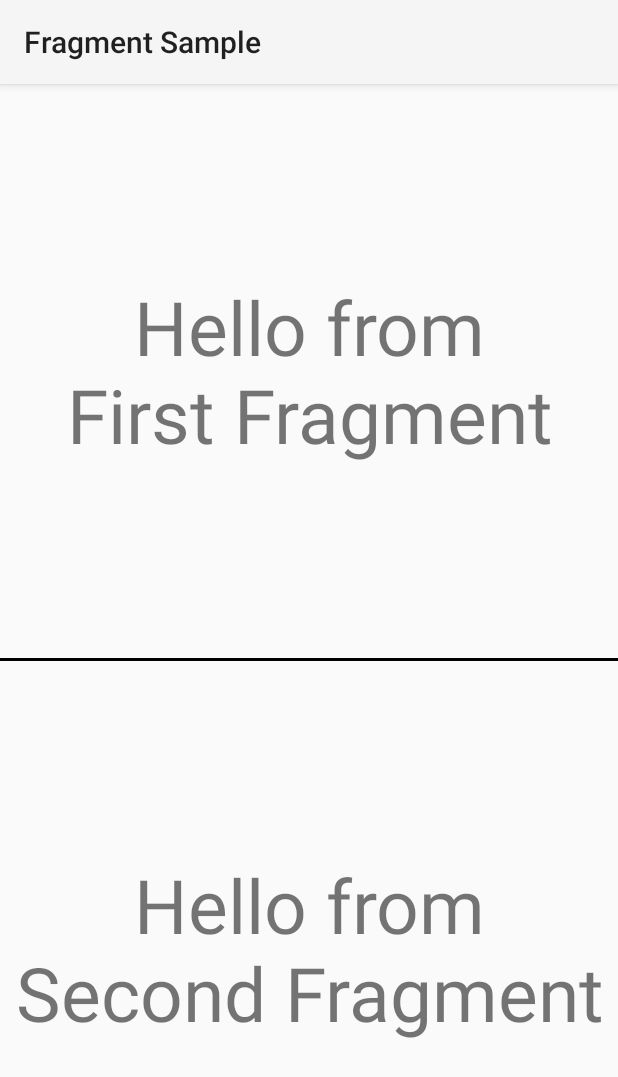
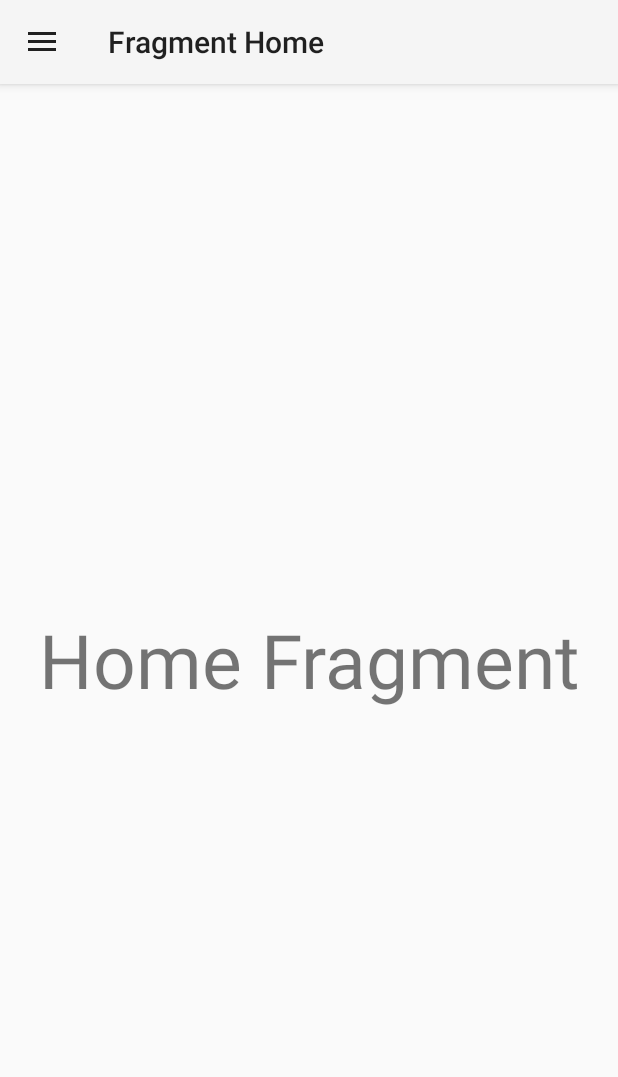
Before and after one commit to imjover/NavigationSample, an Android app: the screen it shows after launch (MainActivity), on a phone screen of 412 x 824 dp. Shown: the top 1077 px of the screen. Run offline under Robolectric (Android 15) with nearby library versions, the phone set to English and light mode, and no system bars; our stand-ins replace navigation-ui.

Commit message:
Implement drawer

```diff
--- a/app/build.gradle.kts
+++ b/app/build.gradle.kts
@@ -53,6 +53,10 @@ dependencies {
     androidTestImplementation(libs.androidx.espresso.core)
 
     val fragment_version = "1.8.5"
-    // Java language implementation
     implementation("androidx.fragment:fragment-ktx:$fragment_version")
+
+    val nav_version = "2.8.6"
+    api("androidx.navigation:navigation-fragment-ktx:$nav_version")
+    api("androidx.navigation:navigation-ui-ktx:$nav_version")
+    api("androidx.navigation:navigation-dynamic-features-fragment:$nav_version")
 }
--- /dev/null
+++ b/app/src/main/java/com/example/myapplication/HomeFragment.kt
@@ -0,0 +1,6 @@
+package com.example.myapplication
+
+import androidx.fragment.app.Fragment
+
+class HomeFragment : Fragment(R.layout.fragment_home) {
+}
--- a/app/src/main/java/com/example/myapplication/MainActivity.kt
+++ b/app/src/main/java/com/example/myapplication/MainActivity.kt
@@ -2,10 +2,35 @@ package com.example.myapplication
 
 import android.os.Bundle
 import androidx.appcompat.app.AppCompatActivity
+import androidx.drawerlayout.widget.DrawerLayout
+import androidx.navigation.findNavController
+import androidx.navigation.fragment.NavHostFragment
+import androidx.navigation.ui.AppBarConfiguration
+import androidx.navigation.ui.navigateUp
+import androidx.navigation.ui.setupActionBarWithNavController
+import androidx.navigation.ui.setupWithNavController
+import com.google.android.material.navigation.NavigationView
+
 
 class MainActivity : AppCompatActivity() {
+    private lateinit var appBarConfiguration: AppBarConfiguration
+
     override fun onCreate(savedInstanceState: Bundle?) {
         super.onCreate(savedInstanceState)
         setContentView(R.layout.activity_main)
+        val drawerLayout = findViewById<DrawerLayout>(R.id.drawer_layout)
+        val navHostFragment =
+            supportFragmentManager.findFragmentById(R.id.nav_host_fragment) as NavHostFragment
+        val navController = navHostFragment.navController
+        appBarConfiguration = AppBarConfiguration(navController.graph, drawerLayout)
+        val navView = findViewById<NavigationView>(R.id.nav_view)
+        setupActionBarWithNavController(navController, appBarConfiguration)
+        navView.setupWithNavController(navController)
+    }
+
+    override fun onSupportNavigateUp(): Boolean {
+        val navController = findNavController(R.id.nav_host_fragment)
+        return navController.navigateUp(appBarConfiguration)
+                || super.onSupportNavigateUp()
     }
 }
--- a/app/src/main/res/layout/activity_main.xml
+++ b/app/src/main/res/layout/activity_main.xml
@@ -1,26 +1,28 @@
 <?xml version="1.0" encoding="utf-8"?>
-<LinearLayout xmlns:android="http://schemas.android.com/apk/res/android"
-    android:orientation="vertical"
+<!-- Use DrawerLayout as root container for activity -->
+<androidx.drawerlayout.widget.DrawerLayout xmlns:android="http://schemas.android.com/apk/res/android"
+    xmlns:app="http://schemas.android.com/apk/res-auto"
+    android:id="@+id/drawer_layout"
     android:layout_width="match_parent"
-    android:layout_height="match_parent">
+    android:layout_height="match_parent"
+    android:fitsSystemWindows="true">
 
+    <!-- Layout to contain contents of main body of screen (drawer will slide over this) -->
     <androidx.fragment.app.FragmentContainerView
-        android:id="@+id/container_first_fragment"
+        android:name="androidx.navigation.fragment.NavHostFragment"
+        android:id="@+id/nav_host_fragment"
         android:layout_width="match_parent"
-        android:layout_height="0dp"
-        android:layout_weight="1"
-        android:name="com.example.myapplication.FirstFragment" />
+        android:layout_height="match_parent"
+        app:defaultNavHost="true"
+        app:navGraph="@navigation/nav_graph" />
 
-    <View
-        android:layout_width="match_parent"
-        android:layout_height="2dp"
-        android:background="@color/black" />
+    <!-- Container for contents of drawer - use NavigationView to make configuration easier -->
+    <com.google.android.material.navigation.NavigationView
+        android:id="@+id/nav_view"
+        app:menu="@menu/menu_main"
+        android:layout_width="wrap_content"
+        android:layout_height="match_parent"
+        android:layout_gravity="start"
+        android:fitsSystemWindows="true" />
 
-    <androidx.fragment.app.FragmentContainerView
-        android:id="@+id/container_second_fragment"
-        android:layout_width="match_parent"
-        android:layout_height="0dp"
-        android:layout_weight="1"
-        android:name="com.example.myapplication.SecondFragment" />
-
-</LinearLayout>
+</androidx.drawerlayout.widget.DrawerLayout>
--- /dev/null
+++ b/app/src/main/res/layout/fragment_home.xml
@@ -0,0 +1,13 @@
+<?xml version="1.0" encoding="utf-8"?>
+<LinearLayout xmlns:android="http://schemas.android.com/apk/res/android"
+    android:orientation="vertical"
+    android:layout_width="match_parent"
+    android:layout_height="match_parent">
+
+    <TextView
+        android:layout_width="match_parent"
+        android:layout_height="match_parent"
+        android:gravity="center"
+        android:text="Home Fragment"
+        android:textSize="50sp"/>
+</LinearLayout>
--- /dev/null
+++ b/app/src/main/res/menu/menu_main.xml
@@ -0,0 +1,10 @@
+<?xml version="1.0" encoding="utf-8"?>
+<menu xmlns:android="http://schemas.android.com/apk/res/android">
+
+    <item
+        android:id="@+id/fragment_first"
+        android:title="First Fragment" />
+    <item
+        android:id="@+id/fragment_second"
+        android:title="Second Fragment" />
+</menu>
--- /dev/null
+++ b/app/src/main/res/navigation/nav_graph.xml
@@ -0,0 +1,25 @@
+<?xml version="1.0" encoding="utf-8"?>
+<navigation xmlns:android="http://schemas.android.com/apk/res/android"
+    xmlns:app="http://schemas.android.com/apk/res-auto"
+    xmlns:tools="http://schemas.android.com/tools"
+    android:id="@+id/nav_graph"
+    app:startDestination="@id/fragment_home">
+
+    <fragment android:id="@+id/fragment_home"
+        android:name="com.example.myapplication.HomeFragment"
+        android:label="Fragment Home"
+        tools:layout="@layout/fragment_home">
+    </fragment>
+
+    <fragment android:id="@+id/fragment_first"
+        android:name="com.example.myapplication.FirstFragment"
+        android:label="Fragment A"
+        tools:layout="@layout/fragment_first">
+    </fragment>
+
+    <fragment android:id="@+id/fragment_second"
+        android:name="com.example.myapplication.SecondFragment"
+        android:label="Fragment B"
+        tools:layout="@layout/fragment_second">
+    </fragment>
+</navigation>
--- a/app/src/main/res/values/strings.xml
+++ b/app/src/main/res/values/strings.xml
@@ -1,3 +1,3 @@
 <resources>
-    <string name="app_name">Fragment Sample</string>
+    <string name="app_name">Navigation Sample</string>
 </resources>
--- a/settings.gradle.kts
+++ b/settings.gradle.kts
@@ -21,5 +21,5 @@ dependencyResolutionManagement {
     }
 }
 
-rootProject.name = "Fragment Sample"
+rootProject.name = "Navigation Sample"
 include(":app")
```
